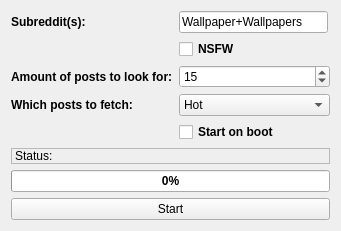
Before: the Qt Designer form WallDit Qt.ui in NullSense/WallDit-QT, drawn with Qt 5.
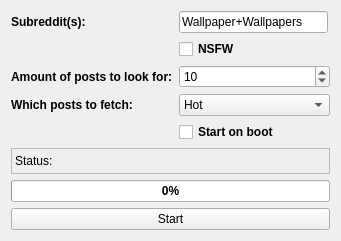
After: the same form once the commit is applied.

```diff
--- a/WallDit Qt.ui
+++ b/WallDit Qt.ui
@@ -10,7 +10,7 @@
     <x>0</x>
     <y>0</y>
     <width>341</width>
-    <height>220</height>
+    <height>241</height>
    </rect>
   </property>
   <property name="font">
@@ -80,7 +80,7 @@
           <string>Dictates how many posts it looks for before stopping</string>
          </property>
          <property name="value">
-          <number>15</number>
+          <number>10</number>
          </property>
         </widget>
        </item>
```
